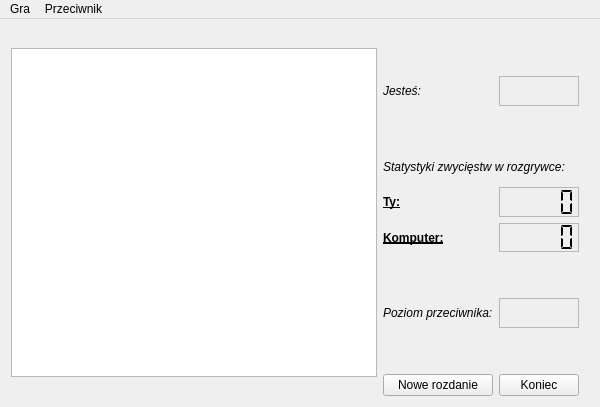
Above: tic_tac_toe/gamewindow.ui from pdybka-ep/game-strategy-library before the change. Below: the same form after it.
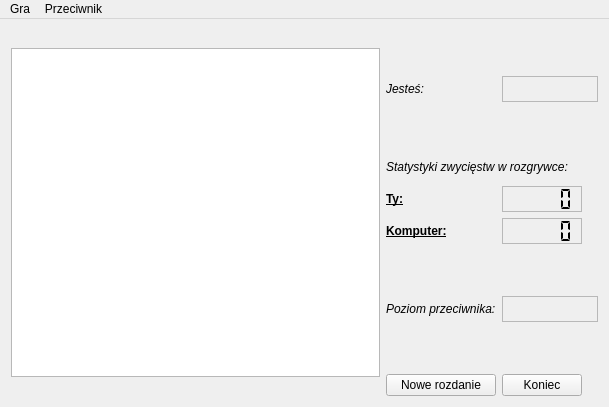
That is the form after the change. Icons and pictures are not drawn.

Patch:
```diff
--- a/tic_tac_toe/gamewindow.ui
+++ b/tic_tac_toe/gamewindow.ui
@@ -6,7 +6,7 @@
    <rect>
     <x>0</x>
     <y>0</y>
-    <width>600</width>
+    <width>609</width>
     <height>407</height>
    </rect>
   </property>
@@ -129,7 +129,7 @@
         </property>
        </widget>
       </item>
-      <item row="7" column="2">
+      <item row="7" column="2" colspan="2">
        <widget class="QLabel" name="oponentLevelLabel">
         <property name="font">
          <font>
@@ -177,23 +177,7 @@
         </property>
        </spacer>
       </item>
-      <item row="0" column="3" rowspan="9">
-       <spacer name="horizontalSpacer_2">
-        <property name="orientation">
-         <enum>Qt::Horizontal</enum>
-        </property>
-        <property name="sizeType">
-         <enum>QSizePolicy::Fixed</enum>
-        </property>
-        <property name="sizeHint" stdset="0">
-         <size>
-          <width>10</width>
-          <height>20</height>
-         </size>
-        </property>
-       </spacer>
-      </item>
-      <item row="1" column="2">
+      <item row="1" column="2" colspan="2">
        <widget class="QLabel" name="playerTypeLabel">
         <property name="font">
          <font>
@@ -283,6 +267,22 @@
         </property>
        </widget>
       </item>
+      <item row="9" column="3">
+       <spacer name="horizontalSpacer_2">
+        <property name="orientation">
+         <enum>Qt::Horizontal</enum>
+        </property>
+        <property name="sizeType">
+         <enum>QSizePolicy::Fixed</enum>
+        </property>
+        <property name="sizeHint" stdset="0">
+         <size>
+          <width>10</width>
+          <height>20</height>
+         </size>
+        </property>
+       </spacer>
+      </item>
      </layout>
     </item>
    </layout>
@@ -292,7 +292,7 @@
     <rect>
      <x>0</x>
      <y>0</y>
-     <width>600</width>
+     <width>609</width>
      <height>23</height>
     </rect>
    </property>
```
Left out of the diff: 17 changed lines with no effect on the pictures.
